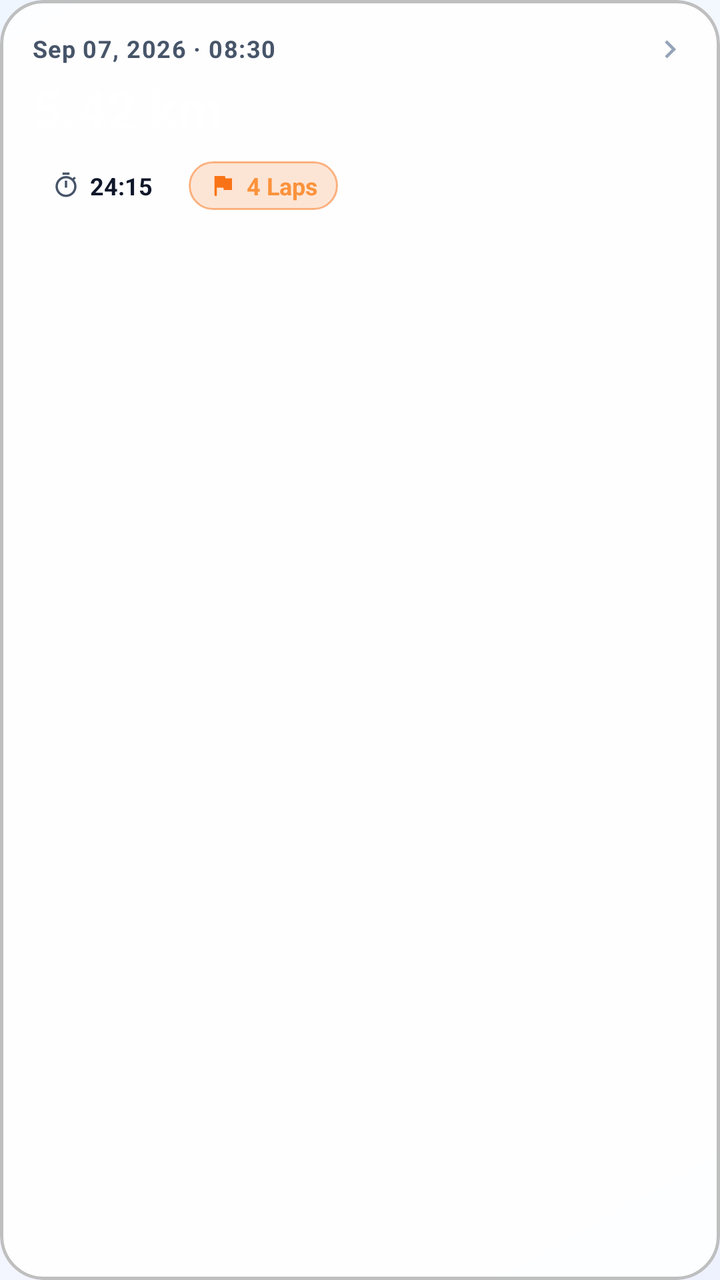
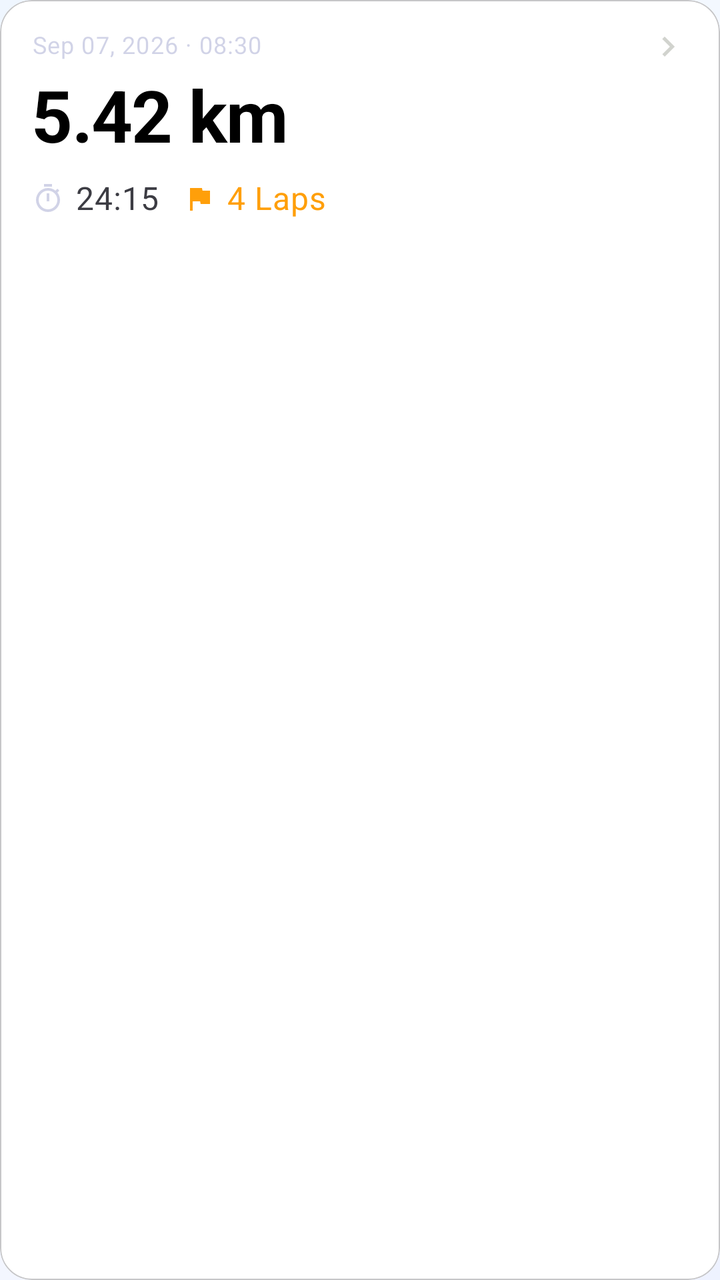

The first picture is an Android layout as it rendered before a commit; the second is the same layout after the commit. The layout source and the unified diff follow.
<!-- AndroidManifest.xml: application theme Theme.ShameTracker -->
<!-- res/layout/item_session_card.xml -->
<?xml version="1.0" encoding="utf-8"?>
<com.google.android.material.card.MaterialCardView
    xmlns:android="http://schemas.android.com/apk/res/android"
    xmlns:app="http://schemas.android.com/apk/res-auto"
    xmlns:tools="http://schemas.android.com/tools"
    android:layout_width="match_parent"
    android:layout_height="wrap_content"
    android:layout_marginHorizontal="16dp"
    android:layout_marginVertical="6dp"
    app:cardCornerRadius="22dp"
    app:cardElevation="0dp"
    app:cardBackgroundColor="@color/glass_card_surface"
    app:strokeColor="@color/glass_border"
    app:strokeWidth="1.5dp"
    app:rippleColor="#33FFFFFF"
    android:clickable="true"
    android:focusable="true">

    <androidx.constraintlayout.widget.ConstraintLayout
        android:layout_width="match_parent"
        android:layout_height="wrap_content"
        android:padding="16dp">

        
        <TextView
            android:id="@+id/tvDate"
            android:layout_width="0dp"
            android:layout_height="wrap_content"
            android:text="Sep 07, 2026 · 08:30"
            android:textSize="12sp"
            android:textStyle="bold"
            android:letterSpacing="0.04"
            android:textColor="@color/on_surface_medium"
            app:layout_constraintTop_toTopOf="parent"
            app:layout_constraintStart_toStartOf="parent"
            app:layout_constraintEnd_toStartOf="@id/ivChevron" />

        <ImageView
            android:id="@+id/ivChevron"
            android:layout_width="18dp"
            android:layout_height="18dp"
            android:src="@drawable/ic_chevron_right"
            app:tint="@color/on_surface_muted"
            android:contentDescription="@null"
            app:layout_constraintTop_toTopOf="@id/tvDate"
            app:layout_constraintBottom_toBottomOf="@id/tvDate"
            app:layout_constraintEnd_toEndOf="parent" />

        
        <TextView
            android:id="@+id/tvDistance"
            android:layout_width="wrap_content"
            android:layout_height="wrap_content"
            android:text="5.42 km"
            android:textSize="26sp"
            android:textStyle="bold"
            android:textColor="#FFFFFF"
            android:includeFontPadding="false"
            android:layout_marginTop="8dp"
            app:layout_constraintTop_toBottomOf="@id/tvDate"
            app:layout_constraintStart_toStartOf="parent" />

        
        <LinearLayout
            android:id="@+id/statsRow"
            android:layout_width="wrap_content"
            android:layout_height="wrap_content"
            android:orientation="horizontal"
            android:gravity="center_vertical"
            android:layout_marginTop="10dp"
            app:layout_constraintTop_toBottomOf="@id/tvDistance"
            app:layout_constraintStart_toStartOf="parent"
            app:layout_constraintBottom_toBottomOf="parent">

            
            <LinearLayout
                android:layout_width="wrap_content"
                android:layout_height="wrap_content"
                android:orientation="horizontal"
                android:gravity="center_vertical"
                android:background="@drawable/bg_glass_chip"
                android:paddingHorizontal="10dp"
                android:paddingVertical="4dp"
                android:layout_marginEnd="8dp">

                <ImageView
                    android:layout_width="14dp"
                    android:layout_height="14dp"
                    android:src="@drawable/ic_timer"
                    app:tint="@color/on_surface_medium"
                    android:layout_marginEnd="5dp"
                    android:contentDescription="@null" />

                <TextView
                    android:id="@+id/tvDuration"
                    android:layout_width="wrap_content"
                    android:layout_height="wrap_content"
                    android:text="24:15"
                    android:textSize="12sp"
                    android:textStyle="bold"
                    android:textColor="@color/on_surface" />
            </LinearLayout>

            
            <LinearLayout
                android:layout_width="wrap_content"
                android:layout_height="wrap_content"
                android:orientation="horizontal"
                android:gravity="center_vertical"
                android:background="@drawable/bg_glass_chip_accent"
                android:paddingHorizontal="10dp"
                android:paddingVertical="4dp">

                <ImageView
                    android:layout_width="14dp"
                    android:layout_height="14dp"
                    android:src="@drawable/ic_flag"
                    app:tint="@color/accent"
                    android:layout_marginEnd="5dp"
                    android:contentDescription="@null" />

                <TextView
                    android:id="@+id/tvLaps"
                    android:layout_width="wrap_content"
                    android:layout_height="wrap_content"
                    android:text="4 Laps"
                    android:textSize="12sp"
                    android:textStyle="bold"
                    android:textColor="@color/accent_light" />
            </LinearLayout>

        </LinearLayout>

    </androidx.constraintlayout.widget.ConstraintLayout>
</com.google.android.material.card.MaterialCardView>
<!-- resources referenced by this layout -->
<resources>
  <color name="accent">#F97316</color>
  <color name="accent_light">#FB923C</color>
  <color name="glass_border">#40000000</color>
  <color name="glass_card_surface">#E8FFFFFF</color>
  <color name="on_surface">#0F172A</color>
  <color name="on_surface_medium">#475569</color>
  <color name="on_surface_muted">#94A3B8</color>
  <!-- drawable bg_glass_chip (drawable) -->
  <?xml version="1.0" encoding="utf-8"?>
  <shape xmlns:android="http://schemas.android.com/apk/res/android"
      android:shape="rectangle">
      <corners android:radius="100dp" />
      <solid android:color="#24FFFFFF" />
      <stroke
          android:width="1dp"
          android:color="#33FFFFFF" />
  </shape>
  <!-- drawable bg_glass_chip_accent (drawable) -->
  <?xml version="1.0" encoding="utf-8"?>
  <shape xmlns:android="http://schemas.android.com/apk/res/android"
      android:shape="rectangle">
      <corners android:radius="100dp" />
      <solid android:color="#2DF97316" />
      <stroke
          android:width="1dp"
          android:color="#80F97316" />
  </shape>
  <style name="Theme.ShameTracker" parent="Theme.MaterialComponents.DayNight.NoActionBar">
          <item name="colorPrimary">@color/primary</item>
          <item name="colorPrimaryVariant">@color/primary_variant</item>
          <item name="colorOnPrimary">@color/on_primary</item>
          <item name="colorSecondary">@color/accent</item>
          <item name="colorSecondaryVariant">@color/accent_light</item>
          <item name="android:colorBackground">@color/background</item>
          <item name="colorSurface">@color/surface</item>
          <item name="colorOnSurface">@color/on_surface</item>
          <item name="android:windowBackground">@drawable/bg_light_canvas</item>
          <item name="android:statusBarColor">@color/primary</item>
          <item name="android:navigationBarColor">@color/background</item>
          <item name="android:textColor">@color/on_surface</item>
          <item name="android:textColorSecondary">@color/on_surface_medium</item>
      </style>
  <color name="primary">#3B82F6</color>
  <color name="primary_variant">#1D4ED8</color>
  <color name="background">#EFF6FF</color>
  <color name="surface">#FFFFFF</color>
  <!-- unchanged entries left out for length: 5 -->
</resources>

<!-- the commit's change to res/layout/item_session_card.xml (unified diff, before → after) -->
@@ -7,14 +7,10 @@
     android:layout_height="wrap_content"
     android:layout_marginHorizontal="16dp"
     android:layout_marginVertical="6dp"
-    app:cardCornerRadius="22dp"
-    app:cardElevation="0dp"
-    app:cardBackgroundColor="@color/glass_card_surface"
-    app:strokeColor="@color/glass_border"
-    app:strokeWidth="1.5dp"
-    app:rippleColor="#33FFFFFF"
     android:clickable="true"
-    android:focusable="true">
+    android:focusable="true"
+    android:foreground="?attr/selectableItemBackground"
+    style="@style/Widget.ShameTracker.SectionCard">
 
     <androidx.constraintlayout.widget.ConstraintLayout
         android:layout_width="match_parent"
@@ -27,20 +23,18 @@
             android:layout_width="0dp"
             android:layout_height="wrap_content"
             android:text="Sep 07, 2026 · 08:30"
-            android:textSize="12sp"
-            android:textStyle="bold"
-            android:letterSpacing="0.04"
-            android:textColor="@color/on_surface_medium"
+            style="@style/TextAppearance.ShameTracker.Caption1"
+            android:textColor="@color/label_tertiary"
             app:layout_constraintTop_toTopOf="parent"
             app:layout_constraintStart_toStartOf="parent"
             app:layout_constraintEnd_toStartOf="@id/ivChevron" />
 
         <ImageView
             android:id="@+id/ivChevron"
-            android:layout_width="18dp"
-            android:layout_height="18dp"
+            android:layout_width="20dp"
+            android:layout_height="20dp"
             android:src="@drawable/ic_chevron_right"
-            app:tint="@color/on_surface_muted"
+            app:tint="@color/label_quaternary"
             android:contentDescription="@null"
             app:layout_constraintTop_toTopOf="@id/tvDate"
             app:layout_constraintBottom_toBottomOf="@id/tvDate"
@@ -52,10 +46,7 @@
             android:layout_width="wrap_content"
             android:layout_height="wrap_content"
             android:text="5.42 km"
-            android:textSize="26sp"
-            android:textStyle="bold"
-            android:textColor="#FFFFFF"
-            android:includeFontPadding="false"
+            style="@style/TextAppearance.ShameTracker.LargeMetric"
             android:layout_marginTop="8dp"
             app:layout_constraintTop_toBottomOf="@id/tvDate"
             app:layout_constraintStart_toStartOf="parent" />
@@ -78,17 +69,14 @@
                 android:layout_height="wrap_content"
                 android:orientation="horizontal"
                 android:gravity="center_vertical"
-                android:background="@drawable/bg_glass_chip"
-                android:paddingHorizontal="10dp"
-                android:paddingVertical="4dp"
-                android:layout_marginEnd="8dp">
+                android:layout_marginEnd="12dp">
 
-                <ImageView
-                    android:layout_width="14dp"
-                    android:layout_height="14dp"
+                <androidx.appcompat.widget.AppCompatImageView
+                    android:layout_width="16dp"
+                    android:layout_height="16dp"
                     android:src="@drawable/ic_timer"
-                    app:tint="@color/on_surface_medium"
-                    android:layout_marginEnd="5dp"
+                    app:tint="@color/label_tertiary"
+                    android:layout_marginEnd="6dp"
                     android:contentDescription="@null" />
 
                 <TextView
@@ -96,9 +84,8 @@
                     android:layout_width="wrap_content"
                     android:layout_height="wrap_content"
                     android:text="24:15"
-                    android:textSize="12sp"
-                    android:textStyle="bold"
-                    android:textColor="@color/on_surface" />
+                    style="@style/TextAppearance.ShameTracker.Callout"
+                    android:textColor="@color/label_secondary" />
             </LinearLayout>
 
             
@@ -106,17 +93,14 @@
                 android:layout_width="wrap_content"
                 android:layout_height="wrap_content"
                 android:orientation="horizontal"
-                android:gravity="center_vertical"
-                android:background="@drawable/bg_glass_chip_accent"
-                android:paddingHorizontal="10dp"
-                android:paddingVertical="4dp">
+                android:gravity="center_vertical">
 
-                <ImageView
-                    android:layout_width="14dp"
-                    android:layout_height="14dp"
+                <androidx.appcompat.widget.AppCompatImageView
+                    android:layout_width="16dp"
+                    android:layout_height="16dp"
                     android:src="@drawable/ic_flag"
-                    app:tint="@color/accent"
-                    android:layout_marginEnd="5dp"
+                    app:tint="@color/system_orange"
+                    android:layout_marginEnd="6dp"
                     android:contentDescription="@null" />
 
                 <TextView
@@ -124,9 +108,8 @@
                     android:layout_width="wrap_content"
                     android:layout_height="wrap_content"
                     android:text="4 Laps"
-                    android:textSize="12sp"
-                    android:textStyle="bold"
-                    android:textColor="@color/accent_light" />
+                    style="@style/TextAppearance.ShameTracker.Callout"
+                    android:textColor="@color/system_orange" />
             </LinearLayout>
 
         </LinearLayout>
<!-- resource entries referenced after the edit -->
@@ -1,51 +1,102 @@
 <!-- resources referenced by this layout -->
 <resources>
-  <color name="accent">#F97316</color>
-  <color name="accent_light">#FB923C</color>
-  <color name="glass_border">#40000000</color>
-  <color name="glass_card_surface">#E8FFFFFF</color>
-  <color name="on_surface">#0F172A</color>
-  <color name="on_surface_medium">#475569</color>
-  <color name="on_surface_muted">#94A3B8</color>
-  <!-- drawable bg_glass_chip (drawable) -->
-  <?xml version="1.0" encoding="utf-8"?>
-  <shape xmlns:android="http://schemas.android.com/apk/res/android"
-      android:shape="rectangle">
-      <corners android:radius="100dp" />
-      <solid android:color="#24FFFFFF" />
-      <stroke
-          android:width="1dp"
-          android:color="#33FFFFFF" />
-  </shape>
-  <!-- drawable bg_glass_chip_accent (drawable) -->
-  <?xml version="1.0" encoding="utf-8"?>
-  <shape xmlns:android="http://schemas.android.com/apk/res/android"
-      android:shape="rectangle">
-      <corners android:radius="100dp" />
-      <solid android:color="#2DF97316" />
-      <stroke
-          android:width="1dp"
-          android:color="#80F97316" />
-  </shape>
+  <color name="label_quaternary">#3C3C432E</color>
+  <color name="label_secondary">#3C3C43</color>
+  <color name="label_tertiary">#3C3C4399</color>
+  <color name="system_orange">#FF9F0A</color>
+  <style name="TextAppearance.ShameTracker.Callout" parent="TextAppearance.MaterialComponents.Body2">
+          <item name="android:textSize">16sp</item>
+          <item name="android:textColor">@color/label_primary</item>
+          <item name="android:includeFontPadding">false</item>
+      </style>
+  <style name="TextAppearance.ShameTracker.Caption1" parent="TextAppearance.MaterialComponents.Caption">
+          <item name="android:textSize">12sp</item>
+          <item name="android:textColor">@color/label_tertiary</item>
+          <item name="android:includeFontPadding">false</item>
+      </style>
+  <style name="TextAppearance.ShameTracker.LargeMetric" parent="TextAppearance.MaterialComponents.Headline3">
+          <item name="android:textSize">36sp</item>
+          <item name="android:textStyle">bold</item>
+          <item name="android:textColor">@color/label_primary</item>
+          <item name="android:includeFontPadding">false</item>
+          <item name="android:letterSpacing">-0.015</item>
+      </style>
+  <style name="Widget.ShameTracker.SectionCard" parent="Widget.MaterialComponents.CardView">
+          <item name="cardCornerRadius">16dp</item>
+          <item name="cardElevation">0dp</item>
+          <item name="cardBackgroundColor">@color/secondary_system_grouped_background</item>
+          <item name="strokeColor">@color/separator_opaque</item>
+          <item name="strokeWidth">0.5dp</item>
+          <item name="cardPreventCornerOverlap">false</item>
+      </style>
+  <color name="accent">@color/system_orange</color>
+  <color name="accent_light">@color/system_orange_light</color>
+  <color name="error">@color/system_red</color>
+  <color name="on_surface">@color/label_primary</color>
+  <color name="on_surface_medium">@color/label_secondary</color>
+  <style name="ShapeAppearance.ShameTracker.Small" parent="ShapeAppearance.MaterialComponents.SmallComponent">
+          <item name="cornerFamily">rounded</item>
+          <item name="cornerSize">8dp</item>
+      </style>
+  <style name="ShapeAppearance.ShameTracker.Medium" parent="ShapeAppearance.MaterialComponents.MediumComponent">
+          <item name="cornerFamily">rounded</item>
+          <item name="cornerSize">16dp</item>
+      </style>
+  <style name="ShapeAppearance.ShameTracker.Large" parent="ShapeAppearance.MaterialComponents.LargeComponent">
+          <item name="cornerFamily">rounded</item>
+          <item name="cornerSize">24dp</item>
+      </style>
+  <color name="system_blue">#007AFF</color>
+  <color name="system_blue_dark">#0051D5</color>
+  <color name="system_orange_light">#FFB340</color>
+  <color name="system_red">#FF3B30</color>
+  <color name="system_grouped_background">#F2F2F7</color>
+  <color name="system_background">#FFFFFF</color>
+  <color name="secondary_system_background">#F2F2F7</color>
   <style name="Theme.ShameTracker" parent="Theme.MaterialComponents.DayNight.NoActionBar">
+          
           <item name="colorPrimary">@color/primary</item>
           <item name="colorPrimaryVariant">@color/primary_variant</item>
           <item name="colorOnPrimary">@color/on_primary</item>
           <item name="colorSecondary">@color/accent</item>
           <item name="colorSecondaryVariant">@color/accent_light</item>
+          <item name="colorOnSecondary">#FFFFFF</item>
+          <item name="colorError">@color/error</item>
+          <item name="colorOnError">#FFFFFF</item>
+          
+          
           <item name="android:colorBackground">@color/background</item>
           <item name="colorSurface">@color/surface</item>
+          <item name="colorSurfaceVariant">@color/surface_variant</item>
           <item name="colorOnSurface">@color/on_surface</item>
+          <item name="colorOnSurfaceVariant">@color/on_surface_medium</item>
+          
+          
           <item name="android:windowBackground">@drawable/bg_light_canvas</item>
-          <item name="android:statusBarColor">@color/primary</item>
-          <item name="android:navigationBarColor">@color/background</item>
-          <item name="android:textColor">@color/on_surface</item>
-          <item name="android:textColorSecondary">@color/on_surface_medium</item>
+          <item name="android:statusBarColor">@android:color/transparent</item>
+          <item name="android:navigationBarColor">@android:color/transparent</item>
+          <item name="android:windowLightStatusBar">true</item>
+          <item name="android:windowLightNavigationBar">true</item>
+          <item name="android:windowDrawsSystemBarBackgrounds">true</item>
+          
+          
+          <item name="android:textColorPrimary">@color/label_primary</item>
+          <item name="android:textColorSecondary">@color/label_secondary</item>
+          <item name="android:textColorTertiary">@color/label_tertiary</item>
+          
+          
+          <item name="shapeAppearanceSmallComponent">@style/ShapeAppearance.ShameTracker.Small</item>
+          <item name="shapeAppearanceMediumComponent">@style/ShapeAppearance.ShameTracker.Medium</item>
+          <item name="shapeAppearanceLargeComponent">@style/ShapeAppearance.ShameTracker.Large</item>
       </style>
-  <color name="primary">#3B82F6</color>
-  <color name="primary_variant">#1D4ED8</color>
-  <color name="background">#EFF6FF</color>
-  <color name="surface">#FFFFFF</color>
+  <color name="label_primary">#000000</color>
+  <color name="secondary_system_grouped_background">#FFFFFF</color>
+  <color name="separator_opaque">#C6C6C8</color>
+  <color name="primary">@color/system_blue</color>
+  <color name="primary_variant">@color/system_blue_dark</color>
+  <color name="background">@color/system_grouped_background</color>
+  <color name="surface">@color/system_background</color>
+  <color name="surface_variant">@color/secondary_system_background</color>
   <!-- unchanged entries left out for length: 5 -->
 </resources>
 
